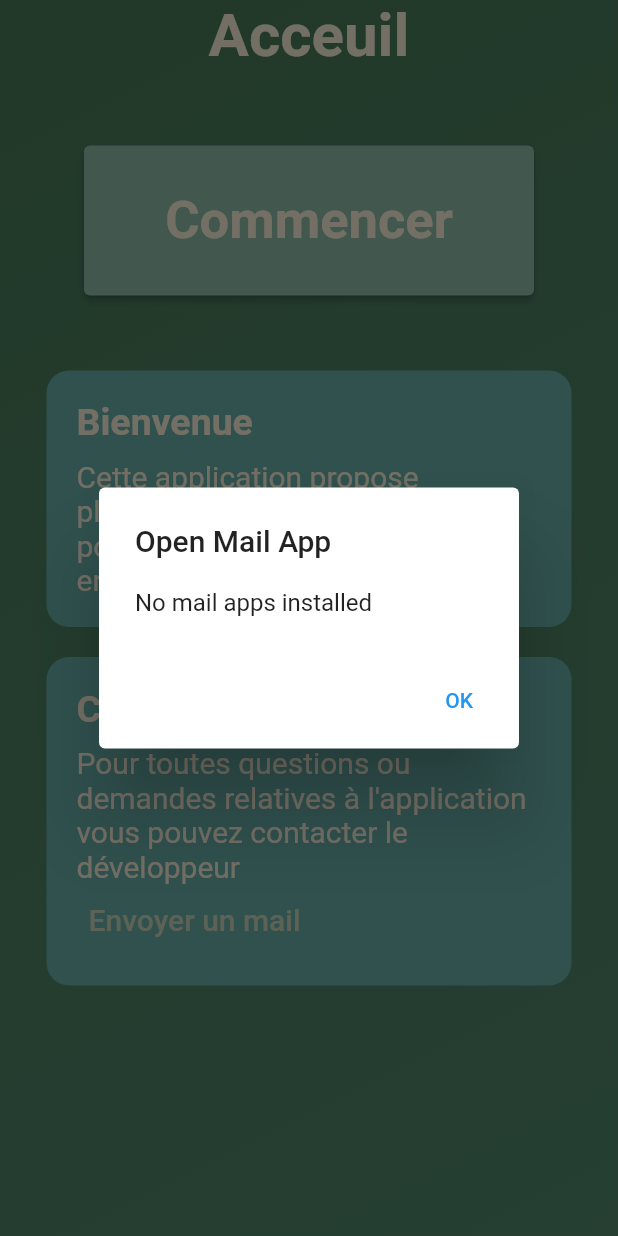
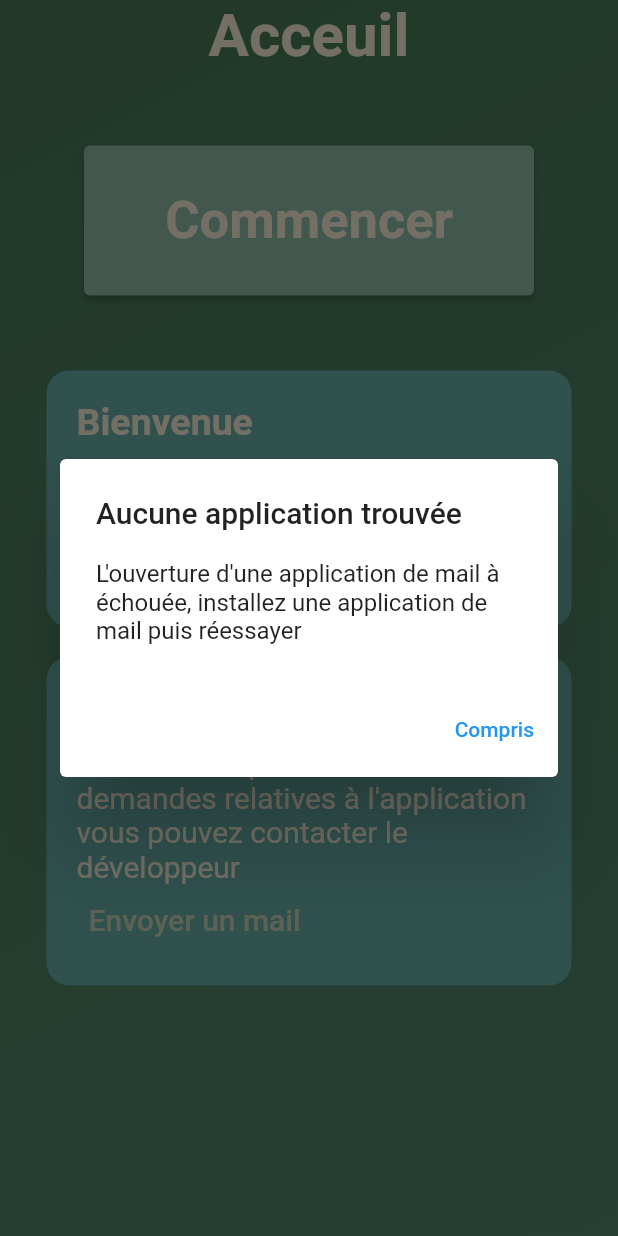
Before and after one commit to hugo-piedanna/chasse_infos, a Flutter app: the home screen opened directly, after a tap on "Envoyer un mail", on a phone screen of 412 x 824 dp. Run offline on Flutter 3.47's test engine with Material 2 defaults, Android fonts, the phone set to English and light mode, and no system bars; our stand-ins replace curved_navigation_bar, flutter_map, hexcolor, latlong2; missing offline and left inert: open_mail_app.

Commit message:
Changing of send mail popup

```diff
--- a/lib/pages/home.dart
+++ b/lib/pages/home.dart
@@ -63,7 +63,7 @@ class _homePage extends State<home> with AutomaticKeepAliveClientMixin<home> {
             content: const Text('Temps enregistré'),
             backgroundColor: const Color(0xff4a7c59),
             action: SnackBarAction(
-                label: 'OK',
+                label: 'Compris',
                 onPressed: Scaffold.of(context).hideCurrentSnackBar),
           ),
         );
@@ -209,7 +209,6 @@ class _homePage extends State<home> with AutomaticKeepAliveClientMixin<home> {
   }
 
   @override
-  // TODO: implement wantKeepAlive
   bool get wantKeepAlive => true;
 
   void showNoMailAppsDialog(BuildContext context) {
@@ -217,11 +216,12 @@ class _homePage extends State<home> with AutomaticKeepAliveClientMixin<home> {
       context: context,
       builder: (context) {
         return AlertDialog(
-          title: Text("Open Mail App"),
-          content: Text("No mail apps installed"),
+          title: const Text("Aucune application trouvée"),
+          content: const Text(
+              "L'ouverture d'une application de mail à échouée, installez une application de mail puis réessayer"),
           actions: <Widget>[
             TextButton(
-              child: Text("OK"),
+              child: const Text("Compris"),
               onPressed: () {
                 Navigator.pop(context);
               },
```
